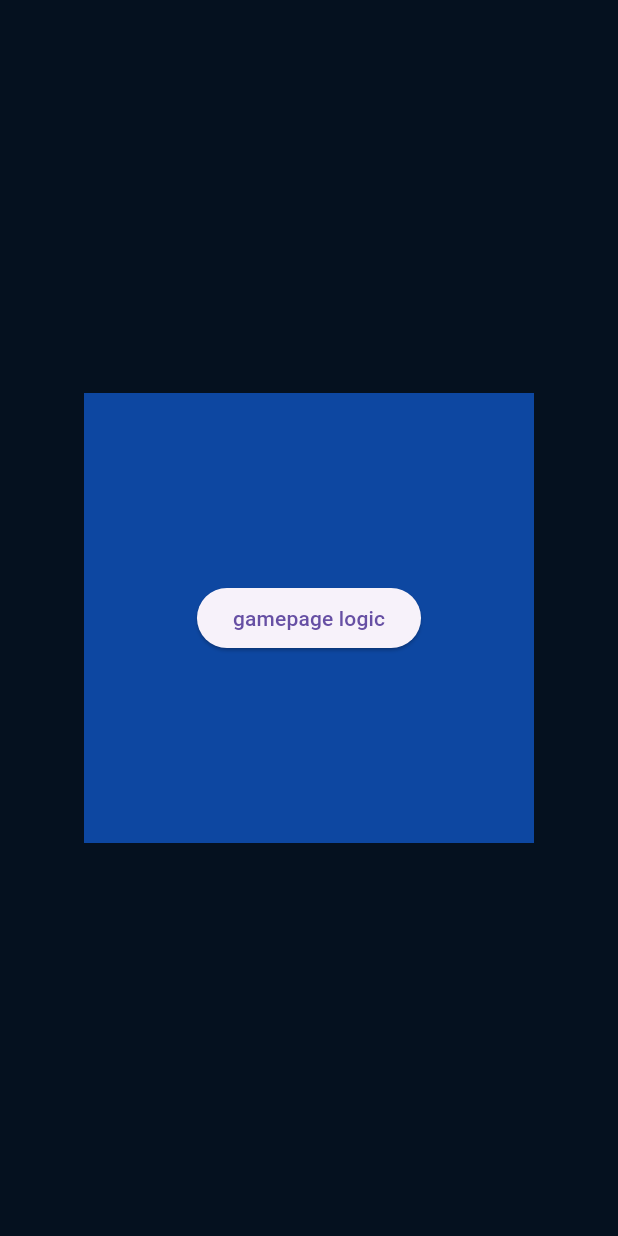
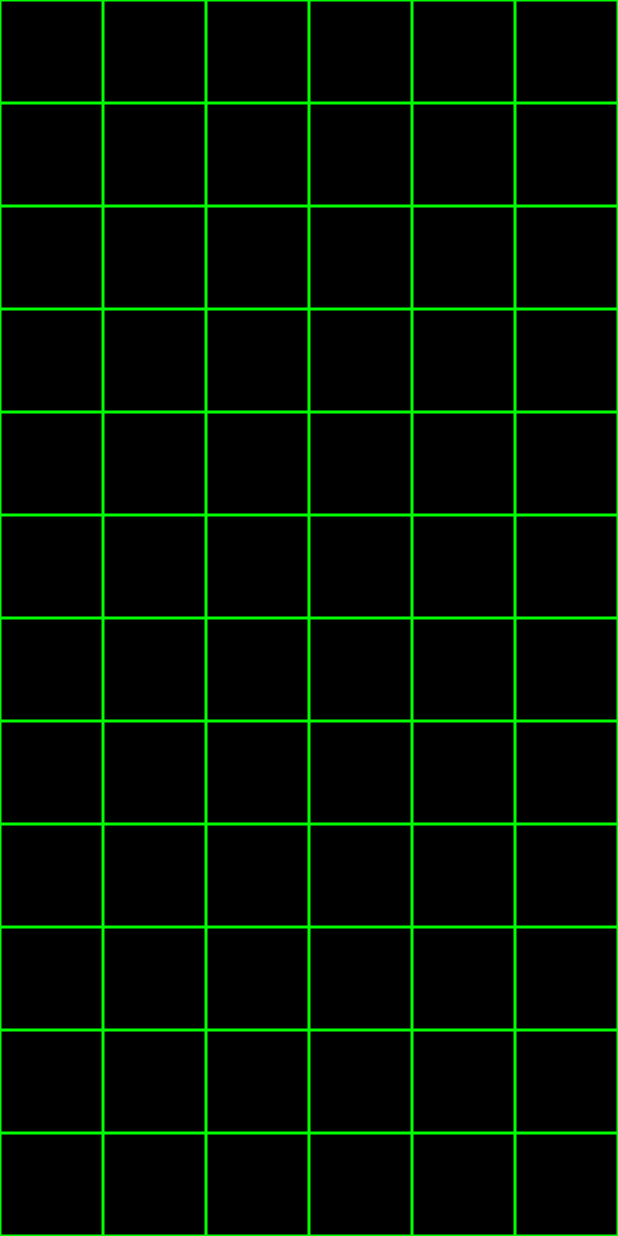
Before and after one commit to rajpa7el/chain_reaction_game, a Flutter app: the SelectPage screen opened by its route, after a tap on "Start", on a phone screen of 412 x 824 dp. Run offline on Flutter 3.47's test engine with Material 3 defaults, Android fonts, the phone set to English and light mode, and no system bars.

Commit message:
Grid Made

```diff
--- a/lib/common/global.dart
+++ b/lib/common/global.dart
@@ -40,8 +40,13 @@ final List<IconData> icons = [
   Icons.filter_7,
   Icons.filter_8,
   Icons.filter_9,
-  Icons.group,
+  Icons.groups_2,
 ];
+double calculateSelectBoxGridSize(BuildContext context) {
+  Size screenSize = getScreenSize(context);
+  double averageSize = (screenSize.height + screenSize.width) / 2;
+  return averageSize * 0.65;
+}
 
 // Back icon
 const double backIconSize = 28;
--- a/lib/main.dart
+++ b/lib/main.dart
@@ -31,7 +31,7 @@ class MyApp extends StatelessWidget {
         '/homepage': (context) => const HomePage(),
         '/settingspage': (context) => const SettingsPage(),
         '/selectpage': (context) => const SelectPage(),
-        '/gamepage': (context) => const GamePage(),
+        // '/gamepage': (context) => const GamePage(),
       },
 
       // home: Scaffold(
--- a/lib/pages/game_page.dart
+++ b/lib/pages/game_page.dart
@@ -1,37 +1,73 @@
 import 'package:flutter/material.dart';
 
 class GamePage extends StatelessWidget {
-  const GamePage({super.key});
+  final int noOfPlayers;
+  const GamePage({super.key, required this.noOfPlayers});
+
+  static const List<Color> playerColors = [
+    Color.fromARGB(255, 255, 0, 0), // PlayerId 1 - Red
+    Color.fromARGB(255, 0, 255, 0), // PlayerId 2 - Green
+    Color.fromARGB(255, 0, 0, 255), // PlayerId 3 - Blue
+    Color.fromARGB(255, 255, 192, 203), // PlayerId 4 - Pink
+    Color.fromARGB(255, 255, 165, 0), // PlayerId 5 - Orange
+    Color.fromARGB(255, 128, 0, 128), // PlayerId 6 - Purple
+    Color.fromARGB(255, 255, 255, 0), // PlayerId 7 - Yellow
+    Color.fromARGB(255, 0, 255, 255), // PlayerId 8 - Cyan
+    Color.fromARGB(255, 0, 128, 128), // PlayerId 9 - Teal
+    Color.fromARGB(255, 48, 25, 52), // PlayerId 10 - Maroon
+  ];
 
   @override
   Widget build(BuildContext context) {
+    Size screenSize = MediaQuery.of(context).size;
+    double screenWidth = screenSize.width;
+
+    const int numColumns = 6;
+    const int numRows = 12;
+
+    // Cell size based on screen width for perfect squares
+    double cellSize = screenWidth / numColumns;
+
+    // Total grid height
+    double totalGridHeight = cellSize * numRows;
+
+    print('Screen Width: $screenWidth');
+    print('Screen Height: ${screenSize.height}');
+    print('Cell Size: $cellSize');
+    print('Total Grid Height: $totalGridHeight');
+
     return Scaffold(
-      // appBar: AppBar(
-      //   title: Text("Game Page"),
-      // ),
+      backgroundColor: Colors.black87,
       body: Center(
-          child: Column(
-        mainAxisAlignment: MainAxisAlignment.center,
-        children: [
-          Container(
-              height: 300.0,
-              width: 300.0,
-              color: Colors.blue[900],
-              //         decoration: BoxDecoration(
-              //             color: Colors.amber[200],
-              //             borderRadius: BorderRadius.circular(50)),
-              //         padding: EdgeInsets.all(50),
-              child: Center(
-                child: ElevatedButton(
-                  child: const Text("gamepage logic"),
-                  onPressed: () {
-                    //navigate to game page
-                    Navigator.pushNamed(context, '/homepage');
-                  },
+        // Center the grid vertically
+        child: Container(
+          width: screenWidth, // Grid width
+          height: totalGridHeight + 40, // Grid height
+          child: GridView.builder(
+            physics: const NeverScrollableScrollPhysics(),
+            itemCount: numColumns * numRows,
+            gridDelegate: const SliverGridDelegateWithFixedCrossAxisCount(
+              crossAxisCount: numColumns,
+              childAspectRatio: 1.0, // Perfect square cells
+            ),
+            itemBuilder: (context, index) {
+              int playerId = index % playerColors.length;
+
+              return GestureDetector(
+                onTap: () {
+                  // Logic for tapping on a grid cell
+                },
+                child: Container(
+                  decoration: BoxDecoration(
+                    color: Colors.black,
+                    border: Border.all(color: playerColors[noOfPlayers - 1]),
+                  ),
                 ),
-              )),
-        ],
-      )),
+              );
+            },
+          ),
+        ),
+      ),
     );
   }
 }
--- a/lib/pages/select_page.dart
+++ b/lib/pages/select_page.dart
@@ -4,6 +4,7 @@ import 'package:flutter/material.dart';
 import 'package:chain_reaction_app/utils/back_icon.dart';
 import 'package:chain_reaction_app/utils/primary_button.dart';
 import 'package:chain_reaction_app/utils/settings_icon.dart';
+import 'package:chain_reaction_app/pages/game_page.dart';
 
 class SelectPage extends StatefulWidget {
   const SelectPage({Key? key}) : super(key: key);
@@ -46,9 +47,15 @@ class SelectPageState extends State<SelectPage> {
           ),
         ],
       ),
-      body: Column(
+      body:
+          // body: Column(
+          // children: [
+          // Expanded(
+          Column(
         children: [
-          Expanded(
+          Container(
+            height: calculateSelectBoxGridSize(context),
+            width: calculateSelectBoxGridSize(context),
             child: GridView.builder(
               padding: const EdgeInsets.all(20),
               gridDelegate: const SliverGridDelegateWithFixedCrossAxisCount(
@@ -60,29 +67,59 @@ class SelectPageState extends State<SelectPage> {
               itemBuilder: (context, index) => _buildSelectionBox(index),
             ),
           ),
-          Center(
-            child: Container(
-              child: Align(
-                alignment: Alignment.center,
-                child: Text(
-                  '$_noOfPlayers',
-                  style:
-                      TextStyle(color: Colors.blueGrey, fontSize: numFontSize),
-                ),
+          // Center(
+          Container(
+            child: Align(
+              alignment: Alignment.center,
+              child: Text(
+                '$_noOfPlayers',
+                style: TextStyle(color: Colors.blueGrey, fontSize: numFontSize),
               ),
             ),
           ),
+          // ),
+
           Padding(
-            padding: const EdgeInsets.only(bottom: 80),
+            padding: EdgeInsets.all(50),
             child: PrimaryButton(
               buttonText: 'Start',
               onPressed: () {
-                Navigator.pushNamed(context, '/gamepage');
+                // Navigator.pushNamed(context, '/gamepage')
+                Navigator.push(
+                    context,
+                    MaterialPageRoute(
+                      builder: (context) => GamePage(noOfPlayers: _noOfPlayers),
+                    ));
               },
             ),
           ),
+          // ),
         ],
       ),
+      // ),
+      //   Center(
+      //     child: Container(
+      //       child: Align(
+      //         alignment: Alignment.center,
+      //         child: Text(
+      //           '$_noOfPlayers',
+      //           style:
+      //               TextStyle(color: Colors.blueGrey, fontSize: numFontSize),
+      //         ),
+      //       ),
+      //     ),
+      //   ),
+      //   Padding(
+      //     padding: const EdgeInsets.all(80),
+      //     child: PrimaryButton(
+      //       buttonText: 'Start',
+      //       onPressed: () {
+      //         Navigator.pushNamed(context, '/gamepage');
+      //       },
+      //     ),
+      //   ),
+      // ],
+      // ),
     );
   }
 
--- a/lib/utils/settings_icon.dart
+++ b/lib/utils/settings_icon.dart
@@ -1,4 +1,4 @@
-import 'dart:convert';
+// import 'dart:convert';
 
 import 'package:chain_reaction_app/common/global.dart';
 import 'package:flutter/material.dart';
```
